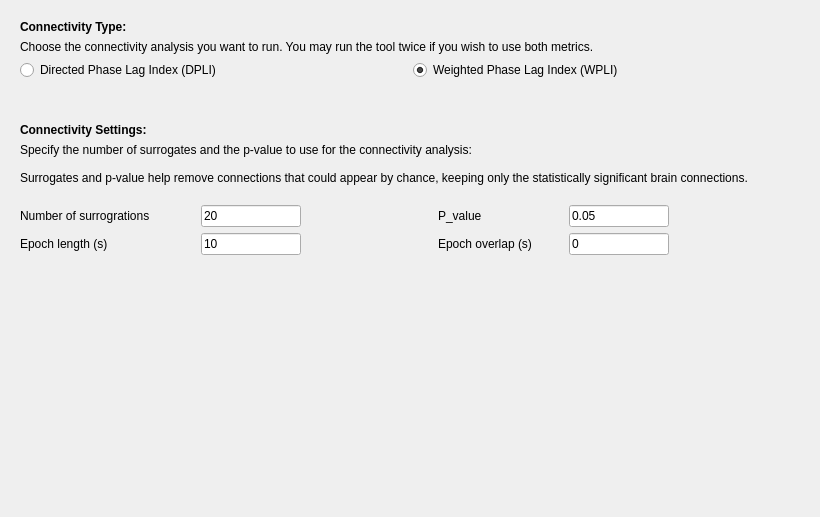
This is tools/CEAMSTools/AnalyzeEEGConnectivity/ConnectivitySettings/Ui_ConnectivitySettings.ui in SnoozToolbox/snooz-package-ceams as Qt 5 draws it before an edit. The edited form follows.
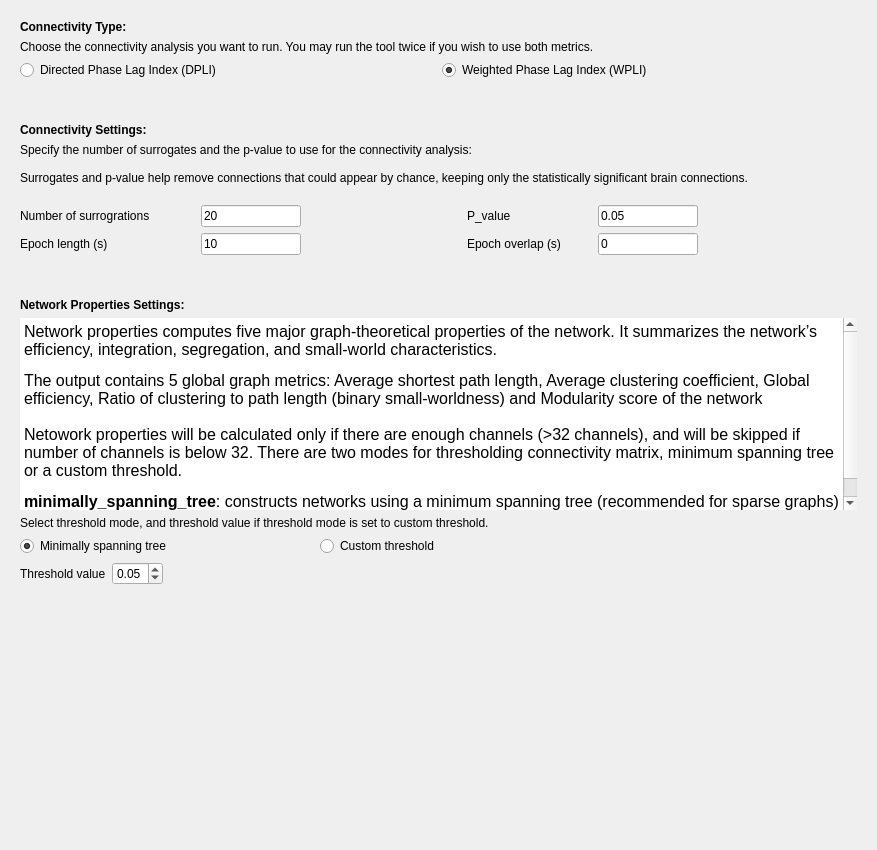
This is the edited form.

Commit message: Start next connectivity update with network properties and AEC

```diff
--- a/tools/CEAMSTools/AnalyzeEEGConnectivity/ConnectivitySettings/Ui_ConnectivitySettings.ui
+++ b/tools/CEAMSTools/AnalyzeEEGConnectivity/ConnectivitySettings/Ui_ConnectivitySettings.ui
@@ -6,8 +6,8 @@
    <rect>
     <x>0</x>
     <y>0</y>
-    <width>820</width>
-    <height>517</height>
+    <width>877</width>
+    <height>850</height>
    </rect>
   </property>
   <property name="windowTitle">
@@ -327,6 +327,152 @@
      </layout>
     </widget>
    </item>
+   <item>
+    <widget class="QFrame" name="frame_3">
+     <property name="frameShape">
+      <enum>QFrame::Shape::NoFrame</enum>
+     </property>
+     <property name="frameShadow">
+      <enum>QFrame::Shadow::Raised</enum>
+     </property>
+     <layout class="QVBoxLayout" name="verticalLayout_7">
+      <item>
+       <widget class="QLabel" name="label_5">
+        <property name="text">
+         <string>&lt;html&gt;&lt;head/&gt;&lt;body&gt;&lt;p&gt;&lt;span style=&quot; font-weight:700;&quot;&gt;Network Properties Settings:&lt;/span&gt;&lt;/p&gt;&lt;/body&gt;&lt;/html&gt;</string>
+        </property>
+       </widget>
+      </item>
+      <item>
+       <widget class="QTextEdit" name="textEdit">
+        <property name="frameShape">
+         <enum>QFrame::Shape::NoFrame</enum>
+        </property>
+        <property name="html">
+         <string>&lt;!DOCTYPE HTML PUBLIC &quot;-//W3C//DTD HTML 4.0//EN&quot; &quot;http://www.w3.org/TR/REC-html40/strict.dtd&quot;&gt;
+&lt;html&gt;&lt;head&gt;&lt;meta name=&quot;qrichtext&quot; content=&quot;1&quot; /&gt;&lt;meta charset=&quot;utf-8&quot; /&gt;&lt;style type=&quot;text/css&quot;&gt;
+p, li { white-space: pre-wrap; }
+hr { height: 1px; border-width: 0; }
+li.unchecked::marker { content: &quot;\2610&quot;; }
+li.checked::marker { content: &quot;\2612&quot;; }
+&lt;/style&gt;&lt;/head&gt;&lt;body style=&quot; font-family:'Roboto'; font-size:12pt; font-weight:400; font-style:normal;&quot;&gt;
+&lt;p style=&quot; margin-top:0px; margin-bottom:0px; margin-left:0px; margin-right:0px; -qt-block-indent:0; text-indent:0px;&quot;&gt;Network properties computes five major graph-theoretical properties of the network. It summarizes the network’s efficiency, integration, segregation, and small-world characteristics.&lt;/p&gt;
+&lt;p style=&quot; margin-top:12px; margin-bottom:12px; margin-left:0px; margin-right:0px; -qt-block-indent:0; text-indent:0px;&quot;&gt;The output contains 5 global graph metrics: Average shortest path length, Average clustering coefficient, Global efficiency, Ratio of clustering to path length (binary small-worldness) and Modularity score of the network&lt;br /&gt;&lt;br /&gt;Netowork properties will be calculated only if there are enough channels (&amp;gt;32 channels), and will be skipped if number of channels is below 32. There are two modes for thresholding connectivity matrix, minimum spanning tree or a custom threshold.&lt;/p&gt;
+&lt;p style=&quot; margin-top:12px; margin-bottom:12px; margin-left:0px; margin-right:0px; -qt-block-indent:0; text-indent:0px;&quot;&gt;&lt;span style=&quot; font-weight:700;&quot;&gt;minimally_spanning_tree&lt;/span&gt;: constructs networks using a minimum spanning tree (recommended for sparse graphs)&lt;br /&gt;&lt;span style=&quot; font-weight:700;&quot;&gt;custom_threshold&lt;/span&gt; : thresholds network by keeping only top X% strongest edges&lt;/p&gt;&lt;/body&gt;&lt;/html&gt;</string>
+        </property>
+       </widget>
+      </item>
+      <item>
+       <widget class="QLabel" name="label_6">
+        <property name="text">
+         <string>&lt;html&gt;&lt;head/&gt;&lt;body&gt;&lt;p&gt;Select threshold mode, and threshold value if threshold mode is set to custom threshold.&lt;/p&gt;&lt;/body&gt;&lt;/html&gt;</string>
+        </property>
+       </widget>
+      </item>
+      <item>
+       <layout class="QHBoxLayout" name="horizontalLayout_9">
+        <item>
+         <layout class="QVBoxLayout" name="verticalLayout_6">
+          <item>
+           <layout class="QHBoxLayout" name="horizontalLayout_6">
+            <item>
+             <widget class="QRadioButton" name="mst_radioButton">
+              <property name="text">
+               <string>Minimally spanning tree</string>
+              </property>
+              <property name="checked">
+               <bool>true</bool>
+              </property>
+              <attribute name="buttonGroup">
+               <string notr="true">buttonGroup_2</string>
+              </attribute>
+             </widget>
+            </item>
+            <item>
+             <spacer name="horizontalSpacer_8">
+              <property name="orientation">
+               <enum>Qt::Orientation::Horizontal</enum>
+              </property>
+              <property name="sizeHint" stdset="0">
+               <size>
+                <width>40</width>
+                <height>20</height>
+               </size>
+              </property>
+             </spacer>
+            </item>
+            <item>
+             <widget class="QRadioButton" name="custom_threshold_radioButton">
+              <property name="text">
+               <string>Custom threshold</string>
+              </property>
+              <attribute name="buttonGroup">
+               <string notr="true">buttonGroup_2</string>
+              </attribute>
+             </widget>
+            </item>
+           </layout>
+          </item>
+          <item>
+           <layout class="QHBoxLayout" name="horizontalLayout_8">
+            <item>
+             <widget class="QLabel" name="threshold_val_label">
+              <property name="text">
+               <string>Threshold value</string>
+              </property>
+             </widget>
+            </item>
+            <item>
+             <widget class="QDoubleSpinBox" name="threshold_val_doubleSpinBox">
+              <property name="minimum">
+               <double>0.010000000000000</double>
+              </property>
+              <property name="maximum">
+               <double>0.990000000000000</double>
+              </property>
+              <property name="singleStep">
+               <double>0.010000000000000</double>
+              </property>
+              <property name="value">
+               <double>0.050000000000000</double>
+              </property>
+             </widget>
+            </item>
+            <item>
+             <spacer name="horizontalSpacer_9">
+              <property name="orientation">
+               <enum>Qt::Orientation::Horizontal</enum>
+              </property>
+              <property name="sizeHint" stdset="0">
+               <size>
+                <width>40</width>
+                <height>20</height>
+               </size>
+              </property>
+             </spacer>
+            </item>
+           </layout>
+          </item>
+         </layout>
+        </item>
+        <item>
+         <spacer name="horizontalSpacer_7">
+          <property name="orientation">
+           <enum>Qt::Orientation::Horizontal</enum>
+          </property>
+          <property name="sizeHint" stdset="0">
+           <size>
+            <width>40</width>
+            <height>20</height>
+           </size>
+          </property>
+         </spacer>
+        </item>
+       </layout>
+      </item>
+     </layout>
+    </widget>
+   </item>
    <item>
     <spacer name="verticalSpacer">
      <property name="orientation">
```
Left out of the diff: 1 changed line with no effect on the pictures. The commit also changes 16 other files.
